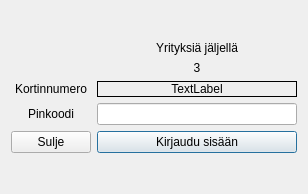
Old version of the form PankkiAutomaatti/DLLPinCode/dialog.ui in the repository banksimul2022/group2.
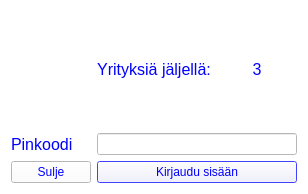
New version of the form.

What changed in the file:
```diff
--- a/PankkiAutomaatti/DLLPinCode/dialog.ui
+++ b/PankkiAutomaatti/DLLPinCode/dialog.ui
@@ -22,92 +22,676 @@
     <height>194</height>
    </size>
   </property>
+  <property name="palette">
+   <palette>
+    <active>
+     <colorrole role="WindowText">
+      <brush brushstyle="SolidPattern">
+       <color alpha="255">
+        <red>0</red>
+        <green>0</green>
+        <blue>255</blue>
+       </color>
+      </brush>
+     </colorrole>
+     <colorrole role="Button">
+      <brush brushstyle="SolidPattern">
+       <color alpha="255">
+        <red>255</red>
+        <green>255</green>
+        <blue>255</blue>
+       </color>
+      </brush>
+     </colorrole>
+     <colorrole role="Light">
+      <brush brushstyle="SolidPattern">
+       <color alpha="255">
+        <red>0</red>
+        <green>0</green>
+        <blue>255</blue>
+       </color>
+      </brush>
+     </colorrole>
+     <colorrole role="Midlight">
+      <brush brushstyle="SolidPattern">
+       <color alpha="255">
+        <red>0</red>
+        <green>0</green>
+        <blue>255</blue>
+       </color>
+      </brush>
+     </colorrole>
+     <colorrole role="Dark">
+      <brush brushstyle="SolidPattern">
+       <color alpha="255">
+        <red>0</red>
+        <green>0</green>
+        <blue>255</blue>
+       </color>
+      </brush>
+     </colorrole>
+     <colorrole role="Mid">
+      <brush brushstyle="SolidPattern">
+       <color alpha="255">
+        <red>0</red>
+        <green>0</green>
+        <blue>255</blue>
+       </color>
+      </brush>
+     </colorrole>
+     <colorrole role="Text">
+      <brush brushstyle="SolidPattern">
+       <color alpha="255">
+        <red>0</red>
+        <green>0</green>
+        <blue>255</blue>
+       </color>
+      </brush>
+     </colorrole>
+     <colorrole role="BrightText">
+      <brush brushstyle="SolidPattern">
+       <color alpha="255">
+        <red>0</red>
+        <green>0</green>
+        <blue>255</blue>
+       </color>
+      </brush>
+     </colorrole>
+     <colorrole role="ButtonText">
+      <brush brushstyle="SolidPattern">
+       <color alpha="255">
+        <red>0</red>
+        <green>0</green>
+        <blue>255</blue>
+       </color>
+      </brush>
+     </colorrole>
+     <colorrole role="Base">
+      <brush brushstyle="SolidPattern">
+       <color alpha="255">
+        <red>255</red>
+        <green>255</green>
+        <blue>255</blue>
+       </color>
+      </brush>
+     </colorrole>
+     <colorrole role="Window">
+      <brush brushstyle="SolidPattern">
+       <color alpha="255">
+        <red>255</red>
+        <green>255</green>
+        <blue>255</blue>
+       </color>
+      </brush>
+     </colorrole>
+     <colorrole role="Shadow">
+      <brush brushstyle="SolidPattern">
+       <color alpha="255">
+        <red>0</red>
+        <green>0</green>
+        <blue>255</blue>
+       </color>
+      </brush>
+     </colorrole>
+     <colorrole role="Highlight">
+      <brush brushstyle="SolidPattern">
+       <color alpha="255">
+        <red>0</red>
+        <green>0</green>
+        <blue>255</blue>
+       </color>
+      </brush>
+     </colorrole>
+     <colorrole role="HighlightedText">
+      <brush brushstyle="SolidPattern">
+       <color alpha="255">
+        <red>255</red>
+        <green>255</green>
+        <blue>255</blue>
+       </color>
+      </brush>
+     </colorrole>
+     <colorrole role="Link">
+      <brush brushstyle="SolidPattern">
+       <color alpha="255">
+        <red>0</red>
+        <green>0</green>
+        <blue>255</blue>
+       </color>
+      </brush>
+     </colorrole>
+     <colorrole role="LinkVisited">
+      <brush brushstyle="SolidPattern">
+       <color alpha="255">
+        <red>0</red>
+        <green>0</green>
+        <blue>255</blue>
+       </color>
+      </brush>
+     </colorrole>
+     <colorrole role="AlternateBase">
+      <brush brushstyle="SolidPattern">
+       <color alpha="255">
+        <red>255</red>
+        <green>255</green>
+        <blue>255</blue>
+       </color>
+      </brush>
+     </colorrole>
+     <colorrole role="ToolTipBase">
+      <brush brushstyle="SolidPattern">
+       <color alpha="255">
+        <red>0</red>
+        <green>0</green>
+        <blue>255</blue>
+       </color>
+      </brush>
+     </colorrole>
+     <colorrole role="ToolTipText">
+      <brush brushstyle="SolidPattern">
+       <color alpha="255">
+        <red>0</red>
+        <green>0</green>
+        <blue>255</blue>
+       </color>
+      </brush>
+     </colorrole>
+     <colorrole role="PlaceholderText">
+      <brush brushstyle="SolidPattern">
+       <color alpha="128">
+        <red>0</red>
+        <green>0</green>
+        <blue>255</blue>
+       </color>
+      </brush>
+     </colorrole>
+    </active>
+    <inactive>
+     <colorrole role="WindowText">
+      <brush brushstyle="SolidPattern">
+       <color alpha="255">
+        <red>0</red>
+        <green>0</green>
+        <blue>255</blue>
+       </color>
+      </brush>
+     </colorrole>
+     <colorrole role="Button">
+      <brush brushstyle="SolidPattern">
+       <color alpha="255">
+        <red>255</red>
+        <green>255</green>
+        <blue>255</blue>
+       </color>
+      </brush>
+     </colorrole>
+     <colorrole role="Light">
+      <brush brushstyle="SolidPattern">
+       <color alpha="255">
+        <red>0</red>
+        <green>0</green>
+        <blue>255</blue>
+       </color>
+      </brush>
+     </colorrole>
+     <colorrole role="Midlight">
+      <brush brushstyle="SolidPattern">
+       <color alpha="255">
+        <red>0</red>
+        <green>0</green>
+        <blue>255</blue>
+       </color>
+      </brush>
+     </colorrole>
+     <colorrole role="Dark">
+      <brush brushstyle="SolidPattern">
+       <color alpha="255">
+        <red>0</red>
+        <green>0</green>
+        <blue>255</blue>
+       </color>
+      </brush>
+     </colorrole>
+     <colorrole role="Mid">
+      <brush brushstyle="SolidPattern">
+       <color alpha="255">
+        <red>0</red>
+        <green>0</green>
+        <blue>255</blue>
+       </color>
+      </brush>
+     </colorrole>
+     <colorrole role="Text">
+      <brush brushstyle="SolidPattern">
+       <color alpha="255">
+        <red>0</red>
+        <green>0</green>
+        <blue>255</blue>
+       </color>
+      </brush>
+     </colorrole>
+     <colorrole role="BrightText">
+      <brush brushstyle="SolidPattern">
+       <color alpha="255">
+        <red>0</red>
+        <green>0</green>
+        <blue>255</blue>
+       </color>
+      </brush>
+     </colorrole>
+     <colorrole role="ButtonText">
+      <brush brushstyle="SolidPattern">
+       <color alpha="255">
+        <red>0</red>
+        <green>0</green>
+        <blue>255</blue>
+       </color>
+      </brush>
+     </colorrole>
+     <colorrole role="Base">
+      <brush brushstyle="SolidPattern">
+       <color alpha="255">
+        <red>255</red>
+        <green>255</green>
+        <blue>255</blue>
+       </color>
+      </brush>
+     </colorrole>
+     <colorrole role="Window">
+      <brush brushstyle="SolidPattern">
+       <color alpha="255">
+        <red>255</red>
+        <green>255</green>
+        <blue>255</blue>
+       </color>
+      </brush>
+     </colorrole>
+     <colorrole role="Shadow">
+      <brush brushstyle="SolidPattern">
+       <color alpha="255">
+        <red>0</red>
+        <green>0</green>
+        <blue>255</blue>
+       </color>
+      </brush>
+     </colorrole>
+     <colorrole role="Highlight">
+      <brush brushstyle="SolidPattern">
+       <color alpha="255">
+        <red>0</red>
+        <green>0</green>
+        <blue>255</blue>
+       </color>
+      </brush>
+     </colorrole>
+     <colorrole role="HighlightedText">
+      <brush brushstyle="SolidPattern">
+       <color alpha="255">
+        <red>0</red>
+        <green>0</green>
+        <blue>255</blue>
+       </color>
+      </brush>
+     </colorrole>
+     <colorrole role="Link">
+      <brush brushstyle="SolidPattern">
+       <color alpha="255">
+        <red>0</red>
+        <green>0</green>
+        <blue>255</blue>
+       </color>
+      </brush>
+     </colorrole>
+     <colorrole role="LinkVisited">
+      <brush brushstyle="SolidPattern">
+       <color alpha="255">
+        <red>0</red>
+        <green>0</green>
+        <blue>255</blue>
+       </color>
+      </brush>
+     </colorrole>
+     <colorrole role="AlternateBase">
+      <brush brushstyle="SolidPattern">
+       <color alpha="255">
+        <red>255</red>
+        <green>255</green>
+        <blue>255</blue>
+       </color>
+      </brush>
+     </colorrole>
+     <colorrole role="ToolTipBase">
+      <brush brushstyle="SolidPattern">
+       <color alpha="255">
+        <red>0</red>
+        <green>0</green>
+        <blue>255</blue>
+       </color>
+      </brush>
+     </colorrole>
+     <colorrole role="ToolTipText">
+      <brush brushstyle="SolidPattern">
+       <color alpha="255">
+        <red>0</red>
+        <green>0</green>
+        <blue>255</blue>
+       </color>
+      </brush>
+     </colorrole>
+     <colorrole role="PlaceholderText">
+      <brush brushstyle="SolidPattern">
+       <color alpha="128">
+        <red>0</red>
+        <green>0</green>
+        <blue>255</blue>
+       </color>
+      </brush>
+     </colorrole>
+    </inactive>
+    <disabled>
+     <colorrole role="WindowText">
+      <brush brushstyle="SolidPattern">
+       <color alpha="255">
+        <red>0</red>
+        <green>0</green>
+        <blue>255</blue>
+       </color>
+      </brush>
+     </colorrole>
+     <colorrole role="Button">
+      <brush brushstyle="SolidPattern">
+       <color alpha="255">
+        <red>255</red>
+        <green>255</green>
+        <blue>255</blue>
+       </color>
+      </brush>
+     </colorrole>
+     <colorrole role="Light">
+      <brush brushstyle="SolidPattern">
+       <color alpha="255">
+        <red>0</red>
+        <green>0</green>
+        <blue>255</blue>
+       </color>
+      </brush>
+     </colorrole>
+     <colorrole role="Midlight">
+      <brush brushstyle="SolidPattern">
+       <color alpha="255">
+        <red>0</red>
+        <green>0</green>
+        <blue>255</blue>
+       </color>
+      </brush>
+     </colorrole>
+     <colorrole role="Dark">
+      <brush brushstyle="SolidPattern">
+       <color alpha="255">
+        <red>0</red>
+        <green>0</green>
+        <blue>255</blue>
+       </color>
+      </brush>
+     </colorrole>
+     <colorrole role="Mid">
+      <brush brushstyle="SolidPattern">
+       <color alpha="255">
+        <red>0</red>
+        <green>0</green>
+        <blue>255</blue>
+       </color>
+      </brush>
+     </colorrole>
+     <colorrole role="Text">
+      <brush brushstyle="SolidPattern">
+       <color alpha="255">
+        <red>0</red>
+        <green>0</green>
+        <blue>255</blue>
+       </color>
+      </brush>
+     </colorrole>
+     <colorrole role="BrightText">
+      <brush brushstyle="SolidPattern">
+       <color alpha="255">
+        <red>0</red>
+        <green>0</green>
+        <blue>255</blue>
+       </color>
+      </brush>
+     </colorrole>
+     <colorrole role="ButtonText">
+      <brush brushstyle="SolidPattern">
+       <color alpha="255">
+        <red>0</red>
+        <green>0</green>
+        <blue>255</blue>
+       </color>
+      </brush>
+     </colorrole>
+     <colorrole role="Base">
+      <brush brushstyle="SolidPattern">
+       <color alpha="255">
+        <red>255</red>
+        <green>255</green>
+        <blue>255</blue>
+       </color>
+      </brush>
+     </colorrole>
+     <colorrole role="Window">
+      <brush brushstyle="SolidPattern">
+       <color alpha="255">
+        <red>255</red>
+        <green>255</green>
+        <blue>255</blue>
+       </color>
+      </brush>
+     </colorrole>
+     <colorrole role="Shadow">
+      <brush brushstyle="SolidPattern">
+       <color alpha="255">
+        <red>0</red>
+        <green>0</green>
+        <blue>255</blue>
+       </color>
+      </brush>
+     </colorrole>
+     <colorrole role="Highlight">
+      <brush brushstyle="SolidPattern">
+       <color alpha="255">
+        <red>0</red>
+        <green>0</green>
+        <blue>255</blue>
+       </color>
+      </brush>
+     </colorrole>
+     <colorrole role="HighlightedText">
+      <brush brushstyle="SolidPattern">
+       <color alpha="255">
+        <red>0</red>
+        <green>0</green>
+        <blue>255</blue>
+       </color>
+      </brush>
+     </colorrole>
+     <colorrole role="Link">
+      <brush brushstyle="SolidPattern">
+       <color alpha="255">
+        <red>0</red>
+        <green>0</green>
+        <blue>255</blue>
+       </color>
+      </brush>
+     </colorrole>
+     <colorrole role="LinkVisited">
+      <brush brushstyle="SolidPattern">
+       <color alpha="255">
+        <red>0</red>
+        <green>0</green>
+        <blue>255</blue>
+       </color>
+      </brush>
+     </colorrole>
+     <colorrole role="AlternateBase">
+      <brush brushstyle="SolidPattern">
+       <color alpha="255">
+        <red>255</red>
+        <green>255</green>
+        <blue>255</blue>
+       </color>
+      </brush>
+     </colorrole>
+     <colorrole role="ToolTipBase">
+      <brush brushstyle="SolidPattern">
+       <color alpha="255">
+        <red>0</red>
+        <green>0</green>
+        <blue>255</blue>
+       </color>
+      </brush>
+     </colorrole>
+     <colorrole role="ToolTipText">
+      <brush brushstyle="SolidPattern">
+       <color alpha="255">
+        <red>0</red>
+        <green>0</green>
+        <blue>255</blue>
+       </color>
+      </brush>
+     </colorrole>
+     <colorrole role="PlaceholderText">
+      <brush brushstyle="SolidPattern">
+       <color alpha="128">
+        <red>0</red>
+        <green>0</green>
+        <blue>255</blue>
+       </color>
+      </brush>
+     </colorrole>
+    </disabled>
+   </palette>
+  </property>
   <property name="windowTitle">
    <string>Dialog</string>
   </property>
-  <layout class="QHBoxLayout" name="horizontalLayout">
-   <item>
-    <layout class="QFormLayout" name="formLayout">
-     <property name="labelAlignment">
-      <set>Qt::AlignCenter</set>
-     </property>
-     <property name="formAlignment">
-      <set>Qt::AlignCenter</set>
-     </property>
-     <item row="1" column="0">
-      <widget class="QLabel" name="label_2">
-       <property name="text">
-        <string>Kortinnumero</string>
+  <property name="autoFillBackground">
+   <bool>false</bool>
+  </property>
+  <layout class="QGridLayout" name="gridLayout">
+   <item row="0" column="1">
+    <layout class="QHBoxLayout" name="horizontalLayout">
+     <item>
+      <widget class="QLabel" name="label_4">
+       <property name="font">
+        <font>
+         <pointsize>12</pointsize>
+        </font>
        </property>
-      </widget>
-     </item>
-     <item row="2" column="0">
-      <widget class="QLabel" name="label">
        <property name="text">
-        <string>Pinkoodi</string>
+        <string>Yrityksiä jäljellä:</string>
        </property>
-      </widget>
-     </item>
-     <item row="2" column="1">
-      <widget class="QLineEdit" name="textValue">
-       <property name="echoMode">
-        <enum>QLineEdit::Password</enum>
+       <property name="alignment">
+        <set>Qt::AlignCenter</set>
        </property>
       </widget>
      </item>
-     <item row="1" column="1">
-      <widget class="QLabel" name="labelkortti">
-       <property name="frameShape">
-        <enum>QFrame::Box</enum>
+     <item>
+      <widget class="QLabel" name="labeltries">
+       <property name="font">
+        <font>
+         <pointsize>12</pointsize>
+        </font>
        </property>
        <property name="text">
-        <string>TextLabel</string>
+        <string>3</string>
        </property>
        <property name="alignment">
         <set>Qt::AlignCenter</set>
        </property>
       </widget>
      </item>
-     <item row="0" column="1">
-      <layout class="QVBoxLayout" name="verticalLayout">
-       <item>
-        <widget class="QLabel" name="label_4">
-         <property name="text">
-          <string>Yrityksiä jäljellä</string>
-         </property>
-         <property name="alignment">
-          <set>Qt::AlignCenter</set>
-         </property>
-        </widget>
-       </item>
-       <item>
-        <widget class="QLabel" name="labeltries">
-         <property name="text">
-          <string>3</string>
-         </property>
-         <property name="alignment">
-          <set>Qt::AlignCenter</set>
-         </property>
-        </widget>
-       </item>
-      </layout>
-     </item>
-     <item row="3" column="1">
-      <widget class="QPushButton" name="btnSet">
-       <property name="text">
-        <string>Kirjaudu sisään</string>
-       </property>
-      </widget>
-     </item>
-     <item row="3" column="0">
-      <widget class="QPushButton" name="pushButton">
-       <property name="text">
-        <string>Sulje</string>
-       </property>
-      </widget>
-     </item>
     </layout>
    </item>
+   <item row="1" column="1">
+    <widget class="QLineEdit" name="textValue">
+     <property name="palette">
+      <palette>
+       <active>
+        <colorrole role="ToolTipBase">
+         <brush brushstyle="SolidPattern">
+          <color alpha="255">
+           <red>0</red>
+           <green>0</green>
+           <blue>255</blue>
+          </color>
+         </brush>
+        </colorrole>
+       </active>
+       <inactive>
+        <colorrole role="ToolTipBase">
+         <brush brushstyle="SolidPattern">
+          <color alpha="255">
+           <red>0</red>
+           <green>0</green>
+           <blue>255</blue>
+          </color>
+         </brush>
+        </colorrole>
+       </inactive>
+       <disabled>
+        <colorrole role="ToolTipBase">
+         <brush brushstyle="SolidPattern">
+          <color alpha="255">
+           <red>0</red>
+           <green>0</green>
+           <blue>255</blue>
+          </color>
+         </brush>
+        </colorrole>
+       </disabled>
+      </palette>
+     </property>
+     <property name="autoFillBackground">
+      <bool>true</bool>
+     </property>
+     <property name="maxLength">
+      <number>4</number>
+     </property>
+     <property name="frame">
+      <bool>true</bool>
+     </property>
+     <property name="echoMode">
+      <enum>QLineEdit::Password</enum>
+     </property>
+    </widget>
+   </item>
+   <item row="1" column="0">
+    <widget class="QLabel" name="label">
+     <property name="font">
+      <font>
+       <pointsize>12</pointsize>
+      </font>
+     </property>
+     <property name="text">
+      <string>Pinkoodi</string>
+     </property>
+    </widget>
+   </item>
+   <item row="2" column="1">
+    <widget class="QPushButton" name="btnSet">
+     <property name="text">
+      <string>Kirjaudu sisään</string>
+     </property>
+    </widget>
+   </item>
+   <item row="2" column="0">
+    <widget class="QPushButton" name="pushButton">
+     <property name="text">
+      <string>Sulje</string>
+     </property>
+    </widget>
+   </item>
   </layout>
  </widget>
  <resources/>
```
